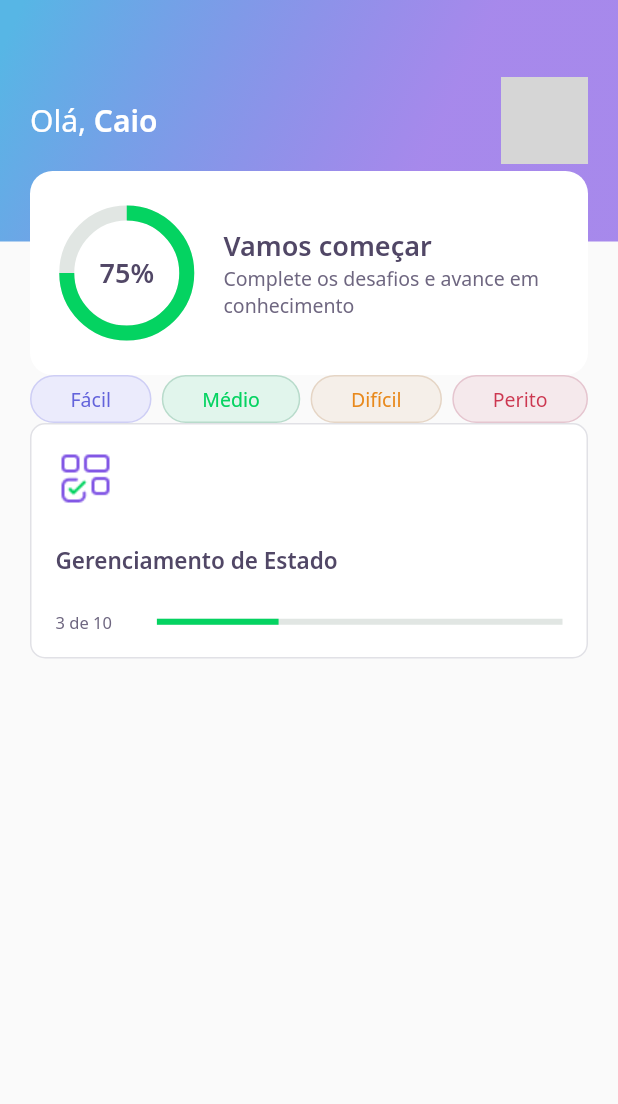
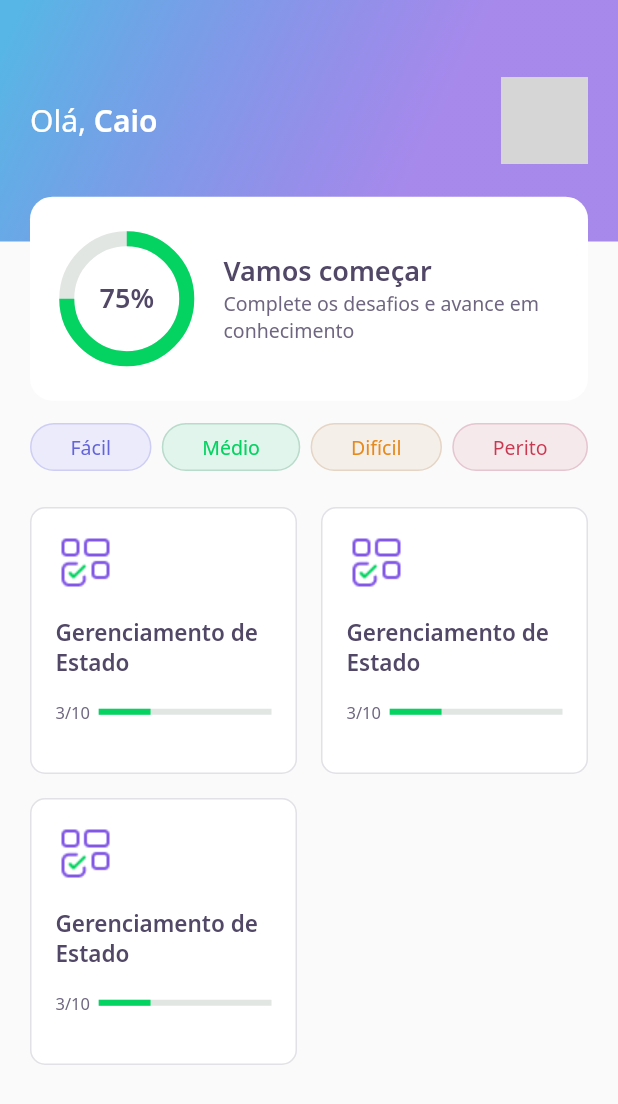
Before and after one commit to caiotriana/dev-quiz, a Flutter app: the screen it shows after launch, on a phone screen of 412 x 824 dp. Shown: the top 1104 px of the screen. Run offline on Flutter 3.47's test engine with Material 2 defaults, Android fonts, the phone set to English and light mode, and no system bars; our stand-ins replace google_fonts; network calls fail; grey boxes are pictures that could not be loaded.

Commit message:
finish listView to cards in homepage

```diff
--- a/lib/home/home_page.dart
+++ b/lib/home/home_page.dart
@@ -18,6 +18,9 @@ class _HomePageState extends State<HomePage> {
         padding: const EdgeInsets.symmetric(horizontal : 20),
         child: Column(
           children: [
+            SizedBox(
+              height : 32,
+            ) ,
             Row(
               mainAxisAlignment : MainAxisAlignment.spaceBetween,
               children: [
@@ -35,7 +38,17 @@ class _HomePageState extends State<HomePage> {
                 )
               ],
             ),
-            QuizCardWidget()
+            SizedBox(
+              height : 24,
+            ),
+            Expanded(
+                child: GridView.count(
+                crossAxisSpacing: 16,
+                mainAxisSpacing: 16,
+                crossAxisCount: 2,
+                children: [QuizCardWidget(),QuizCardWidget(),QuizCardWidget()]
+              ),
+            )
           ],
         ),
       )
--- a/lib/home/widgets/appbar/app_bar_widget.dart
+++ b/lib/home/widgets/appbar/app_bar_widget.dart
@@ -45,7 +45,7 @@ class AppBarWidget extends PreferredSize {
             ),
           ),
           Align(
-            alignment: Alignment(0.0,1.0),
+            alignment: Alignment(0.0,1.3),
             child: ScoreCardWidget())
         ],
       ),
--- a/lib/home/widgets/quizcard/quiz_card_widget.dart
+++ b/lib/home/widgets/quizcard/quiz_card_widget.dart
@@ -22,17 +22,17 @@ class QuizCardWidget extends StatelessWidget {
           child: Image.asset(AppImages.blocks),
         ),
         SizedBox(
-          height : 24,
+          height : 16,
         ),
         Text("Gerenciamento de Estado", style: AppTextStyles.heading15),
         SizedBox(
-          height : 24,
+          height : 16,
         ),
         Row(children: [
           Expanded(
             flex : 1,
             child: Text(
-              "3 de 10",
+              "3/10",
               style : AppTextStyles.body11
               )
             ),
```
